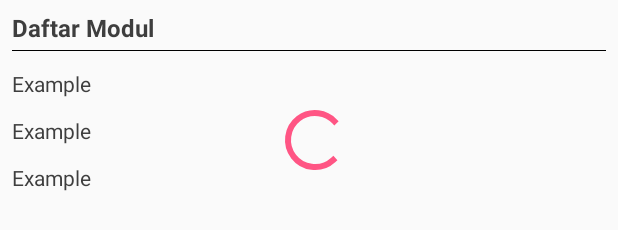
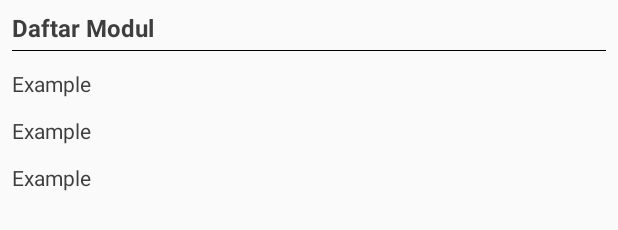
Before and after one commit to w1rya/bajp-academy, an Android app: the layout content_detail_course.xml on its own in the app's theme, with its tools: preview values and no code run, on a phone screen of 412 x 824 dp. Shown: the part 284-514 px from the top of the screen. Run offline under Robolectric (Android 15) with nearby library versions, the phone set to English and light mode, and no system bars.

Commit message:
Clean some code

```diff
--- a/app/src/main/res/layout/activity_course_reader.xml
+++ b/app/src/main/res/layout/activity_course_reader.xml
@@ -1,6 +1,5 @@
 <?xml version="1.0" encoding="utf-8"?>
 <FrameLayout xmlns:android="http://schemas.android.com/apk/res/android"
-    xmlns:tools="http://schemas.android.com/tools"
     android:id="@+id/frame_container"
     android:layout_width="match_parent"
     android:layout_height="match_parent" />
--- a/app/src/main/res/layout/content_detail_course.xml
+++ b/app/src/main/res/layout/content_detail_course.xml
@@ -149,18 +149,4 @@
         app:layout_constraintTop_toBottomOf="@id/line2"
         tools:listitem="@layout/items_module_list" />
 
-    <ProgressBar
-        android:id="@+id/progress_bar"
-        style="?android:attr/progressBarStyle"
-        android:layout_width="wrap_content"
-        android:layout_height="wrap_content"
-        android:layout_marginStart="8dp"
-        android:layout_marginTop="8dp"
-        android:visibility="gone"
-        app:layout_constraintBottom_toBottomOf="@+id/rv_module"
-        app:layout_constraintEnd_toEndOf="@+id/rv_module"
-        app:layout_constraintStart_toStartOf="@+id/rv_module"
-        app:layout_constraintTop_toTopOf="@+id/rv_module"
-        tools:visibility="visible" />
-
 </androidx.constraintlayout.widget.ConstraintLayout>
```
Also changed, not shown: app/src/main/java/com/example/academy/ui/detail/DetailCourseActivity.kt (+7 -10 lines), 1 other file.
